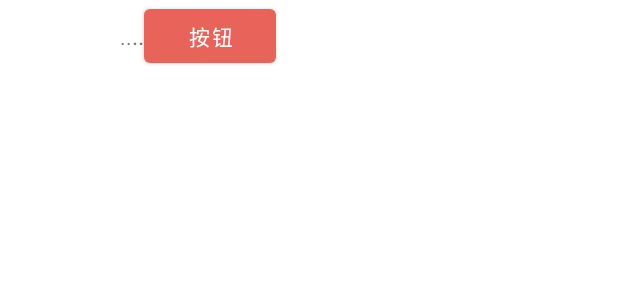
After one commit to sushi11111/ClassroomCheck-inSystem, an Android app: the layout recyclerview_course_records.xml on its own in the app's theme, with its tools: preview values and no code run, on a phone screen of 412 x 824 dp. The commit adds this screen. Shown: the top 300 px of the screen. Run offline under Robolectric (Android 15) with nearby library versions, the light colour scheme and no system bars.

Commit message:
列表适配器

```diff
--- a/app/src/main/AndroidManifest.xml
+++ b/app/src/main/AndroidManifest.xml
@@ -16,7 +16,7 @@
         android:networkSecurityConfig="@xml/network_security_config"
         tools:targetApi="31">
         <activity android:name=".Signup.SignupActivity"></activity>
-        <activity android:name=".teacher.TeacherCheckInActivity"></activity>
+<!--        <activity android:name=".teacher.CourseFragment"></activity>-->
         <activity android:name=".InfoActivity"></activity>
         <activity android:name=".teacher.TeacherMainActivity"></activity>
         <activity android:name=".student.StudentMainActivity"></activity>
--- a/app/src/main/java/com/example/aclass/teacher/TeacherMainActivity.java
+++ b/app/src/main/java/com/example/aclass/teacher/TeacherMainActivity.java
@@ -1,7 +1,6 @@
 package com.example.aclass.teacher;
 
 import androidx.fragment.app.Fragment;
-import androidx.fragment.app.FragmentManager;
 import androidx.fragment.app.FragmentTransaction;
 import android.content.Intent;
 import android.os.Bundle;
@@ -38,10 +37,10 @@ public class TeacherMainActivity extends AppCompatActivity {
 
                 switch (item.getItemId()) {
                     case R.id.menu_check_in:
-                        fragment = InfoFragment.newInstance(userData); // 传递数据给 OtherFragment
+                        fragment = TeacherCheckFragment.newInstance(userData); // 传递数据给 OtherFragment
                         break;
                     case R.id.menu_courses:
-                        fragment = InfoFragment.newInstance(userData); // 传递数据给 OtherFragment
+                        fragment = TeacherCourseFragment.newInstance(userData); // 传递数据给 OtherFragment
                         break;
                     case R.id.menu_guy:
                         fragment = InfoFragment.newInstance(userData); // 传递数据给 OtherFragment
--- /dev/null
+++ b/app/src/main/res/layout/fragment_teacher_check.xml
@@ -0,0 +1,6 @@
+<?xml version="1.0" encoding="utf-8"?>
+<LinearLayout  xmlns:android="http://schemas.android.com/apk/res/android"
+                     android:layout_width="match_parent"
+                     android:layout_height="match_parent">
+
+</LinearLayout >
--- /dev/null
+++ b/app/src/main/res/layout/recyclerview_course_records.xml
@@ -0,0 +1,38 @@
+<?xml version="1.0" encoding="utf-8"?>
+<LinearLayout xmlns:android="http://schemas.android.com/apk/res/android"
+              android:layout_width="match_parent"
+              android:layout_height="match_parent"
+              android:orientation="horizontal">
+
+    <ImageView
+            android:id="@+id/coursePhoto"
+            android:layout_width="80dp"
+            android:layout_height="80dp"/>
+
+    <TextView
+            android:id="@+id/courseId"
+            android:layout_width="wrap_content"
+            android:layout_height="wrap_content"
+            android:textSize="16sp"/>
+
+    <TextView
+            android:id="@+id/collegeName"
+            android:text=".."
+            android:layout_width="wrap_content"
+            android:layout_height="wrap_content"
+            android:textSize="14sp"/>
+
+    <TextView
+            android:id="@+id/courseName"
+            android:text=".."
+            android:layout_width="wrap_content"
+            android:layout_height="wrap_content"
+            android:textSize="16sp"/>
+
+    <Button
+            android:id="@+id/btn_item_action"
+            android:layout_width="wrap_content"
+            android:layout_height="wrap_content"
+            android:text="按钮"/>
+
+</LinearLayout>
```
Also changed, not shown: app/src/main/java/com/example/aclass/InfoFragment.java (+1 -58 lines), app/src/main/java/com/example/aclass/teacher/TeacherCheckFragment.java (added, +30 -0 lines), app/src/main/java/com/example/aclass/teacher/TeacherCourseFragment.java (added, +117 -0 lines), app/src/main/java/com/example/aclass/teacher/response/GetUnFinishClassResponse.java (+88 -4 lines), app/src/main/java/com/example/aclass/teacher/vo/RecordAdapter.java (added, +67 -0 lines), app/src/main/res/layout/fragment_teacher_course.xml (added, +10 -0 lines).
